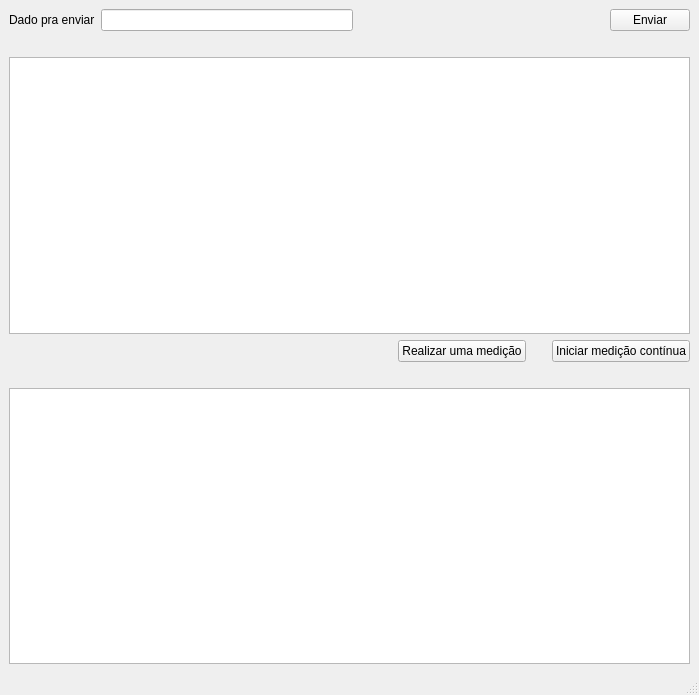
The window that ui/MainWindow.ui (felipebarino/teste_grade) describes before a commit, drawn with Qt 5.
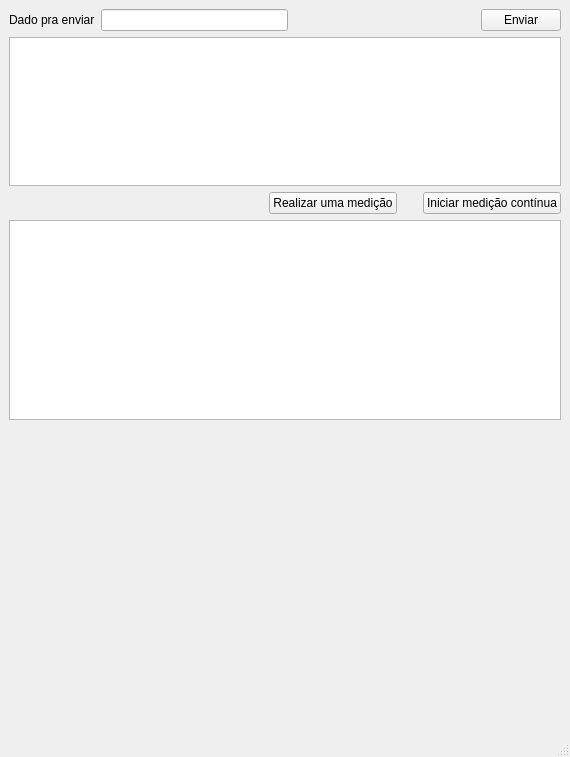
The same window after the commit. Custom widgets are drawn as their Qt base class.

Patch:
```diff
--- a/ui/MainWindow.ui
+++ b/ui/MainWindow.ui
@@ -6,8 +6,8 @@
    <rect>
     <x>0</x>
     <y>0</y>
-    <width>699</width>
-    <height>695</height>
+    <width>570</width>
+    <height>757</height>
    </rect>
   </property>
   <property name="windowTitle">
@@ -19,6 +19,9 @@
      <layout class="QVBoxLayout" name="verticalLayout">
       <item>
        <layout class="QHBoxLayout" name="horizontalLayout">
+        <property name="sizeConstraint">
+         <enum>QLayout::SetDefaultConstraint</enum>
+        </property>
         <item>
          <widget class="QLabel" name="label">
           <property name="text">
@@ -70,7 +73,7 @@
       <item>
        <widget class="QPlainTextEdit" name="plainTextEdit">
         <property name="sizePolicy">
-         <sizepolicy hsizetype="Expanding" vsizetype="Expanding">
+         <sizepolicy hsizetype="Expanding" vsizetype="Preferred">
           <horstretch>0</horstretch>
           <verstretch>0</verstretch>
          </sizepolicy>
@@ -78,7 +81,13 @@
         <property name="minimumSize">
          <size>
           <width>550</width>
-          <height>150</height>
+          <height>100</height>
+         </size>
+        </property>
+        <property name="maximumSize">
+         <size>
+          <width>16777215</width>
+          <height>300</height>
          </size>
         </property>
         <property name="readOnly">
@@ -155,6 +164,12 @@
       </item>
       <item>
        <widget class="QPlainTextEdit" name="plainTextEdit_2">
+        <property name="sizePolicy">
+         <sizepolicy hsizetype="Preferred" vsizetype="Expanding">
+          <horstretch>0</horstretch>
+          <verstretch>0</verstretch>
+         </sizepolicy>
+        </property>
         <property name="minimumSize">
          <size>
           <width>550</width>
@@ -166,6 +181,38 @@
         </property>
        </widget>
       </item>
+      <item>
+       <spacer name="verticalSpacer_2">
+        <property name="orientation">
+         <enum>Qt::Vertical</enum>
+        </property>
+        <property name="sizeType">
+         <enum>QSizePolicy::Preferred</enum>
+        </property>
+        <property name="sizeHint" stdset="0">
+         <size>
+          <width>20</width>
+          <height>15</height>
+         </size>
+        </property>
+       </spacer>
+      </item>
+      <item>
+       <widget class="PlotWidget" name="graphWidget" native="true">
+        <property name="sizePolicy">
+         <sizepolicy hsizetype="Expanding" vsizetype="Expanding">
+          <horstretch>0</horstretch>
+          <verstretch>0</verstretch>
+         </sizepolicy>
+        </property>
+        <property name="minimumSize">
+         <size>
+          <width>200</width>
+          <height>300</height>
+         </size>
+        </property>
+       </widget>
+      </item>
      </layout>
     </item>
    </layout>
@@ -182,6 +229,14 @@
   </widget>
   <widget class="QStatusBar" name="statusbar"/>
  </widget>
+ <customwidgets>
+  <customwidget>
+   <class>PlotWidget</class>
+   <extends>QWidget</extends>
+   <header>pyqtgraph</header>
+   <container>1</container>
+  </customwidget>
+ </customwidgets>
  <resources/>
  <connections/>
 </ui>
```
Left out of the diff: 2 changed lines with no effect on the pictures.
